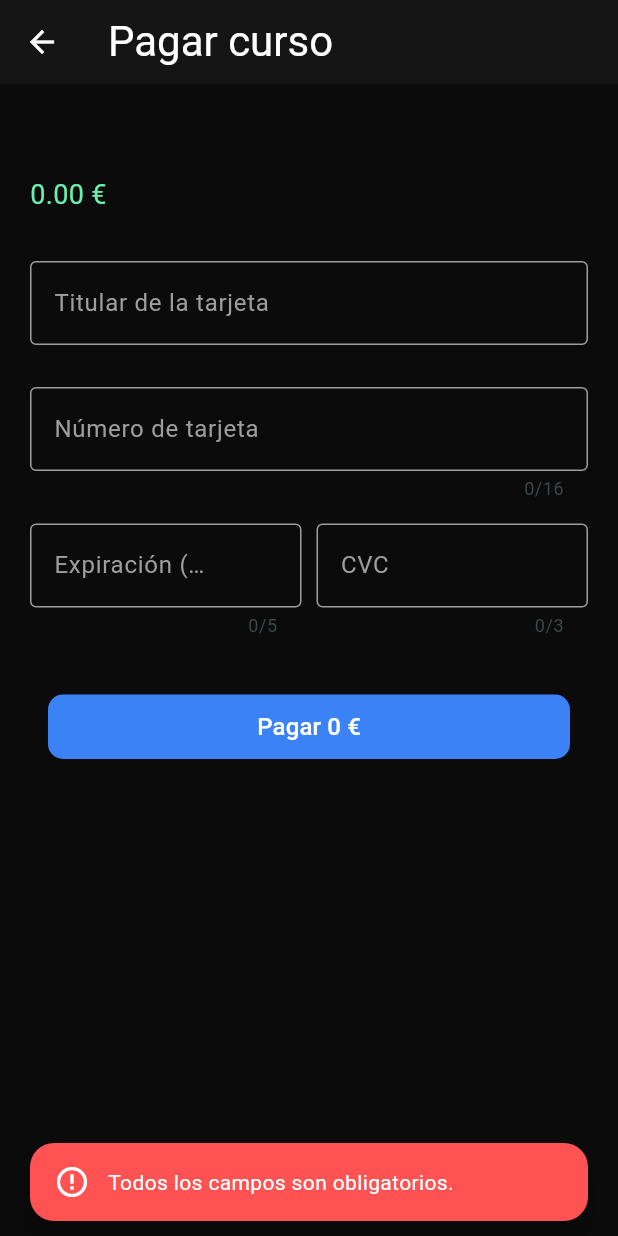
After one commit to MaelGM/TeachMe, a Flutter app: the PaymentPage screen opened by its route, after a tap on an icon or button, on a phone screen of 412 x 824 dp. The commit adds this screen. Run offline on Flutter 3.47's test engine with Material 3 defaults, Android fonts, the phone set to English and light mode, and no system bars; our stand-ins replace cloud_firestore, expandable_text, firebase_auth, firebase_core, flutter_secure_storage, flutter_typeahead and 7 more; missing offline and left inert: locale_names; accounts and stored records are empty; network calls fail; statements that could not run were skipped.

Commit message:
Payment page

```diff
--- a/MobileApp/teachme/lib/routes/routes.dart
+++ b/MobileApp/teachme/lib/routes/routes.dart
@@ -4,6 +4,7 @@ import 'package:teachme/screens/choose_language_page.dart';
 import 'package:teachme/screens/course_details_page.dart';
 import 'package:teachme/screens/forgot_password_page.dart';
 import 'package:teachme/screens/pages.dart';
+import 'package:teachme/screens/payment_page.dart';
 import 'package:teachme/utils/config.dart';
 
 Map<String, WidgetBuilder> getApplicationRoutes(){
@@ -20,6 +21,7 @@ Map<String, WidgetBuilder> getApplicationRoutes(){
     ChooseInterestsPage.routeName:(BuildContext context) => ChooseInterestsPage(editing: false),
     ChooseLanguagePage.routeName:(BuildContext context) => ChooseLanguagePage(),
     CourseDetailsPage.routeName:(BuildContext context) => CourseDetailsPage(),
+    PaymentPage.routeName: (BuildContext context) => PaymentPage(amount: 0, courseTitle: '')
 
   };
 }
--- a/MobileApp/teachme/lib/screens/choose_interests_page.dart
+++ b/MobileApp/teachme/lib/screens/choose_interests_page.dart
@@ -49,6 +49,7 @@ class _ChooseInterestsPageState extends State<ChooseInterestsPage> {
         interestsIds: [],
         interestsNames: [],
         savedAdvertisements: [],
+        payedAdvertisements: {},
       );
     } else {
       selectedSubjects = await _subjectService.getSubjectsByIds(
--- /dev/null
+++ b/MobileApp/teachme/lib/screens/payment_page.dart
@@ -0,0 +1,263 @@
+import 'package:flutter/material.dart';
+import 'package:teachme/service/course_service.dart';
+import 'package:teachme/ui/input_decorations.dart';
+import 'package:teachme/utils/utils.dart';
+
+class PaymentPage extends StatefulWidget {
+  static final routeName = 'pay';
+  final double amount;
+  final String courseTitle;
+
+  const PaymentPage({Key? key, required this.amount, required this.courseTitle})
+    : super(key: key);
+
+  @override
+  State<PaymentPage> createState() => _PaymentPageState();
+}
+
+class _PaymentPageState extends State<PaymentPage> {
+  final _formKey = GlobalKey<FormState>();
+  final _cardHolderController = TextEditingController();
+  final _cardNumberController = TextEditingController();
+  final _expiryController = TextEditingController();
+  final _cvcController = TextEditingController();
+
+  bool _isProcessing = false;
+
+  @override
+  void dispose() {
+    _cardHolderController.dispose();
+    _cardNumberController.dispose();
+    _expiryController.dispose();
+    _cvcController.dispose();
+    super.dispose();
+  }
+
+  Future<void> _confirmAndPay() async {
+    final cardHolder = _cardHolderController.text.trim();
+    final cardNumber = _cardNumberController.text.trim();
+    final expiry = _expiryController.text.trim();
+    final cvc = _cvcController.text.trim();
+
+    if (cardHolder.isEmpty ||
+        cardNumber.isEmpty ||
+        expiry.isEmpty ||
+        cvc.isEmpty) {
+      ScaffoldMessageError("Todos los campos son obligatorios.", context);
+      return;
+    }
+
+    if (cardNumber.length != 16) {
+      ScaffoldMessageError(
+        "El número de tarjeta debe tener 16 dígitos.",
+        context,
+      );
+      return;
+    }
+
+    if (!RegExp(r'^\d{2}/\d{2}$').hasMatch(expiry)) {
+      ScaffoldMessageError(
+        "Fecha de expiración inválida. Usa el formato MM/AA.",
+        context,
+      );
+      return;
+    }
+
+    if (cvc.length != 3) {
+      ScaffoldMessageError("El CVC debe tener 3 dígitos.", context);
+      return;
+    }
+
+    final confirmed = await showDialog(
+      context: context,
+      builder:
+          (context) => AlertDialog(
+            backgroundColor: Color(0xFF1A1A1A),
+            title: Text(
+              "Confirmar pago",
+              style: TextStyle(color: Colors.white),
+            ),
+            content: Text(
+              "¿Quieres pagar ${widget.amount.toStringAsFixed(2)} € por '${widget.courseTitle}'?",
+              style: TextStyle(color: Colors.white70),
+            ),
+            actions: [
+              TextButton(
+                onPressed: () => Navigator.pop(context), // Cancela
+                child: Text(
+                  "Cancelar",
+                  style: TextStyle(color: Colors.redAccent),
+                ),
+              ),
+              TextButton(
+                onPressed: () async {
+                  Navigator.pop(context);
+                  await CourseService.payCourse(widget.amount);
+                  ScaffoldMessageInfo(
+                    "Has pagado ${widget.amount.toStringAsFixed(2)} € por '${widget.courseTitle}'",
+                    context,
+                  );
+                  Navigator.pop(context);
+                },
+                child: Text(
+                  "Confirmar",
+                  style: TextStyle(color: Color(0xFF3B82F6)),
+                ),
+              ),
+            ],
+          ),
+    );
+
+    if (confirmed != true) return;
+
+    setState(() => _isProcessing = true);
+    await Future.delayed(Duration(seconds: 2));
+
+    setState(() => _isProcessing = false);
+
+    showDialog(
+      context: context,
+      barrierDismissible: false,
+      builder:
+          (_) => AlertDialog(
+            backgroundColor: Color(0xFF1E1E1E),
+            title: Row(
+              children: [
+                Icon(Icons.check_circle, color: Colors.greenAccent, size: 30),
+                SizedBox(width: 10),
+                Text("Pago exitoso", style: TextStyle(color: Colors.white)),
+              ],
+            ),
+            content: Text(
+              "Has pagado ${widget.amount.toStringAsFixed(2)} € por '${widget.courseTitle}'.",
+              style: TextStyle(color: Colors.white70),
+            ),
+            actions: [
+              TextButton(
+                onPressed: () {
+                  Navigator.pop(context); // Close dialog
+                  Navigator.pop(context); // Go back
+                },
+                child: Text("Aceptar", style: TextStyle(color: Colors.blue)),
+              ),
+            ],
+          ),
+    );
+  }
+
+  Widget _inputField({
+    required String label,
+    required TextEditingController controller,
+    TextInputType type = TextInputType.text,
+    int? maxLength,
+  }) {
+    return TextFormField(
+      controller: controller,
+      obscureText: false,
+      maxLength: maxLength,
+      style: TextStyle(color: Colors.white),
+      keyboardType: type,
+      decoration: InputDecorations.authInputDecorationBorderFull(
+        labelText: label,
+        hintText: label,
+      ),
+    );
+  }
+
+  @override
+  Widget build(BuildContext context) {
+    return Scaffold(
+      appBar: AppBar(title: Text("Pagar curso")),
+      body: SingleChildScrollView(
+        padding: EdgeInsets.all(20),
+        child: Form(
+          key: _formKey,
+          child: Column(
+            crossAxisAlignment: CrossAxisAlignment.start,
+            children: [
+              _title(),
+              SizedBox(height: 10),
+              _price(),
+              SizedBox(height: 31),
+              _inputField(
+                label: "Titular de la tarjeta",
+                controller: _cardHolderController,
+              ),
+              SizedBox(height: 28),
+              _inputField(
+                label: "Número de tarjeta",
+                controller: _cardNumberController,
+                type: TextInputType.number,
+                maxLength: 16,
+              ),
+              SizedBox(height: 15),
+              _cvcExpiration(),
+              SizedBox(height: 30),
+              _payButton(),
+            ],
+          ),
+        ),
+      ),
+    );
+  }
+
+  Row _cvcExpiration() {
+    return Row(
+      children: [
+        Expanded(
+          child: _inputField(
+            label: "Expiración (MM/AA)",
+            controller: _expiryController,
+            maxLength: 5,
+          ),
+        ),
+        SizedBox(width: 10),
+        Expanded(
+          child: _inputField(
+            label: "CVC",
+            controller: _cvcController,
+            maxLength: 3,
+            type: TextInputType.number,
+          ),
+        ),
+      ],
+    );
+  }
+
+  Text _price() {
+    return Text(
+      "${widget.amount.toStringAsFixed(2)} €",
+      style: TextStyle(fontSize: 18, color: Colors.greenAccent),
+    );
+  }
+
+  Text _title() {
+    return Text(
+      widget.courseTitle,
+      style: TextStyle(fontSize: 22, color: Colors.white),
+    );
+  }
+
+  TextButton _payButton() {
+    return TextButton(
+      onPressed: _isProcessing ? null : _confirmAndPay,
+      child: Container(
+        padding: EdgeInsets.symmetric(vertical: 10),
+        width: double.infinity,
+        decoration: BoxDecoration(
+          borderRadius: BorderRadius.circular(10),
+          color: _isProcessing ? Colors.grey : Color(0xFF3B82F6),
+        ),
+        child: Center(
+          child:
+              _isProcessing
+                  ? CircularProgressIndicator()
+                  : Text(
+                    'Pagar ${widget.amount.toStringAsFixed(0)} €',
+                    style: TextStyle(color: Colors.white, fontSize: 16),
+                  ),
+        ),
+      ),
+    );
+  }
+}
--- a/MobileApp/teachme/lib/ui/input_decorations.dart
+++ b/MobileApp/teachme/lib/ui/input_decorations.dart
@@ -1,55 +1,69 @@
 import 'package:flutter/material.dart';
 
 class InputDecorations {
-  static InputDecoration authInputDecoration(
-      {String? hintText,
+  static InputDecoration authInputDecoration({
+    String? hintText,
     required String? labelText,
     IconData? prefixIcon,
-      IconData? suffixIcon}) {
+    IconData? suffixIcon,
+  }) {
     return InputDecoration(
       enabledBorder: const UnderlineInputBorder(
-          borderSide: BorderSide(color: Color.fromRGBO(66, 191, 100, 1))
+        borderSide: BorderSide(color: Color.fromRGBO(66, 191, 100, 1)),
       ),
       focusedBorder: const UnderlineInputBorder(
-          borderSide: BorderSide(color: Color.fromRGBO(66, 191, 100, 1), width: 2)
+        borderSide: BorderSide(
+          color: Color.fromRGBO(66, 191, 100, 1),
+          width: 2,
+        ),
       ),
       hintText: hintText,
       hintStyle: TextStyle(color: Colors.grey),
       labelText: labelText,
       labelStyle: TextStyle(color: Colors.grey),
-        prefixIcon: prefixIcon != null ? Icon(prefixIcon, color: Color.fromRGBO(66, 191, 100, 1),) : null,
+      prefixIcon:
+          prefixIcon != null
+              ? Icon(prefixIcon, color: Color.fromRGBO(66, 191, 100, 1))
+              : null,
     );
   }
 
-  static InputDecoration authInputDecorationBorderFull(
-      {String? hintText,
+  static InputDecoration authInputDecorationBorderFull({
+    String? hintText,
     required String? labelText,
     IconData? prefixIcon,
     IconButton? suffixIcon,
-      IconData? simplySuffixIcon}) {
+    IconData? simplySuffixIcon,
+  }) {
     return InputDecoration(
       enabledBorder: OutlineInputBorder(
         borderRadius: BorderRadius.circular(4),
-          borderSide: BorderSide(color: Colors.grey)
+        borderSide: BorderSide(color: Colors.grey),
       ),
       focusedBorder: OutlineInputBorder(
         borderRadius: BorderRadius.circular(4),
-          borderSide: BorderSide(color: Colors.white, width: 2)
+        borderSide: BorderSide(color: Colors.white, width: 2),
       ),
       errorBorder: OutlineInputBorder(
         borderRadius: BorderRadius.circular(4),
-          borderSide: BorderSide(color: Color.fromARGB(255, 190, 90, 84))
+        borderSide: BorderSide(color: Color.fromARGB(255, 190, 90, 84)),
       ),
       focusedErrorBorder: OutlineInputBorder(
         borderRadius: BorderRadius.circular(4),
-          borderSide: BorderSide(color: Color.fromARGB(255, 214, 82, 75), width: 2)
+        borderSide: BorderSide(
+          color: Color.fromARGB(255, 214, 82, 75),
+          width: 2,
+        ),
       ),
       fillColor: Color.fromRGBO(21, 21, 21, 1),
       hintText: hintText,
       hintStyle: TextStyle(color: Colors.grey),
 
-        prefixIcon: prefixIcon != null ? Icon(prefixIcon, color: Color(0xFF3B82F6),) : null,
-        suffixIcon: suffixIcon ?? (Icon(simplySuffixIcon, color: Colors.white,))
+      prefixIcon:
+          prefixIcon != null
+              ? Icon(prefixIcon, color: Color(0xFF3B82F6))
+              : null,
+      suffixIcon: suffixIcon ?? (Icon(simplySuffixIcon, color: Colors.white)),
     );
   }
 
--- a/MobileApp/teachme/lib/utils/utils.dart
+++ b/MobileApp/teachme/lib/utils/utils.dart
@@ -33,6 +33,32 @@ ScaffoldMessageError(String text, BuildContext context) {
         ],
       ),
       backgroundColor: Colors.redAccent.shade200,
+      behavior: SnackBarBehavior.floating,
+      shape: RoundedRectangleBorder(
+        borderRadius: BorderRadius.circular(16),
+      ),
+      elevation: 6,
+      margin: const EdgeInsets.symmetric(horizontal: 20, vertical: 10),
+      duration: const Duration(seconds: 4),
+    ),
+  );
+}
+ScaffoldMessageInfo(String text, BuildContext context) {
+  return ScaffoldMessenger.of(context).showSnackBar(
+    SnackBar(
+      content: Row(
+        children: [
+          Icon(Icons.error_outline, color: Colors.white),
+          const SizedBox(width: 12),
+          Expanded(
+            child: Text(
+              text,
+              style: const TextStyle(color: Colors.white),
+            ),
+          ),
+        ],
+      ),
+      backgroundColor: Colors.green,
       behavior: SnackBarBehavior.floating,
       shape: RoundedRectangleBorder(
         borderRadius: BorderRadius.circular(16),
```
Also changed, not shown: MobileApp/teachme/lib/models/student_model.dart (+24 -8 lines), MobileApp/teachme/lib/screens/course_details_page.dart (+15 -2 lines), MobileApp/teachme/lib/service/course_service.dart (+27 -0 lines). Lines whose indentation alone changed are shown as unchanged.
